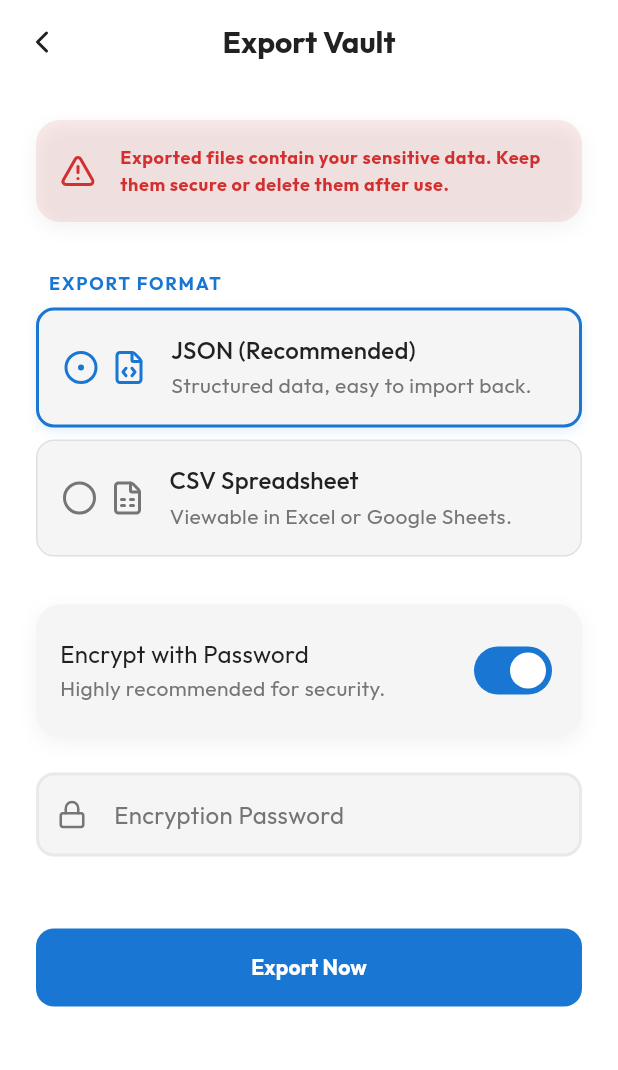
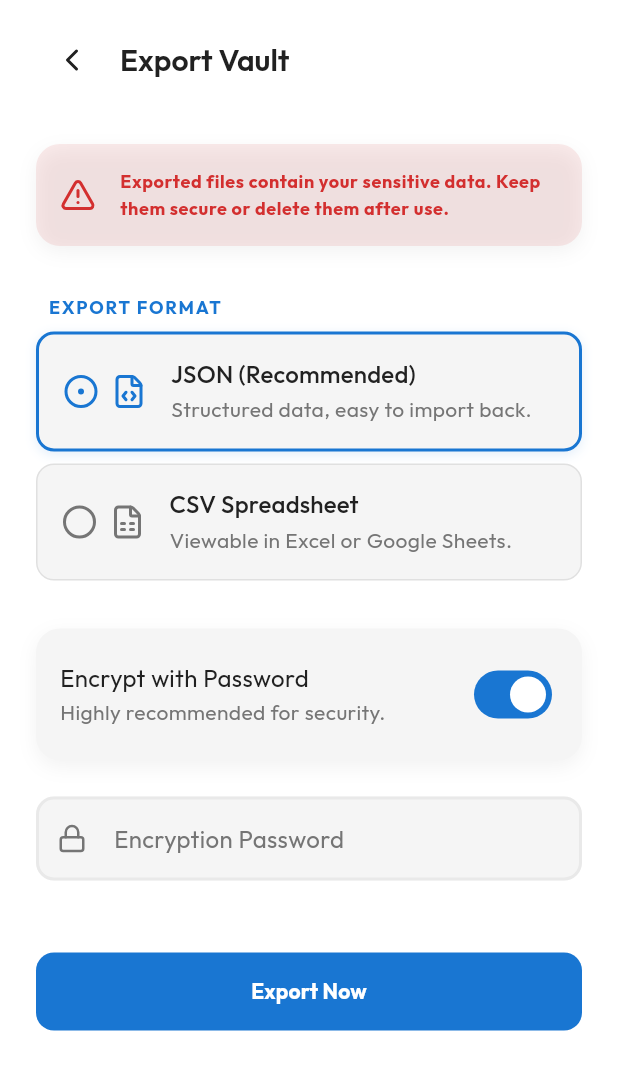
Before and after one commit to dhruvanbhalara/PassVault, a Flutter app: the SettingsScreen screen opened by its route, after a tap on "Export Vault", on a phone screen of 412 x 824 dp. Shown: the top 1070 px of the screen. Run offline on Flutter 3.47's test engine with Material 3 defaults, Android fonts, the phone set to English and light mode, and no system bars; our stand-ins replace csv, equatable, file_picker, flutter_bloc, flutter_secure_storage, get_it and 7 more; missing offline and left inert: file_saver, password_engine, pointycastle; accounts and stored records are empty.

Commit message:
feat: animated bottom nav and page headers

```diff
--- /dev/null
+++ b/lib/core/design_system/components/common/page_header.dart
@@ -0,0 +1,66 @@
+import 'package:flutter/material.dart';
+import 'package:lucide_icons_flutter/lucide_icons.dart';
+import 'package:passvault/core/design_system/theme/theme.dart';
+
+class PageHeader extends StatelessWidget {
+  final String title;
+  final String? subtitle;
+  final bool showBack;
+  final VoidCallback? onBack;
+  final Widget? trailing;
+
+  const PageHeader({
+    super.key,
+    required this.title,
+    this.subtitle,
+    this.showBack = false,
+    this.onBack,
+    this.trailing,
+  });
+
+  @override
+  Widget build(BuildContext context) {
+    final typography = context.typography;
+    final colors = context.theme;
+    final hasSubtitle = subtitle != null && subtitle!.isNotEmpty;
+
+    return Row(
+      crossAxisAlignment: hasSubtitle
+          ? CrossAxisAlignment.start
+          : CrossAxisAlignment.center,
+      children: [
+        if (showBack)
+          IconButton(
+            tooltip: MaterialLocalizations.of(context).backButtonTooltip,
+            icon: const Icon(LucideIcons.chevronLeft),
+            color: colors.onSurface,
+            onPressed: onBack ?? () => Navigator.of(context).maybePop(),
+          )
+        else
+          const SizedBox(width: AppSpacing.s),
+        const SizedBox(width: AppSpacing.s),
+        Expanded(
+          child: Column(
+            crossAxisAlignment: CrossAxisAlignment.start,
+            children: [
+              Text(title, style: typography.headlineSmall),
+              if (hasSubtitle) ...[
+                const SizedBox(height: AppSpacing.xs),
+                Text(
+                  subtitle!,
+                  style: typography.bodyMedium?.copyWith(
+                    color: colors.onSurface.withValues(alpha: 0.7),
+                  ),
+                ),
+              ],
+            ],
+          ),
+        ),
+        if (trailing != null) ...[
+          const SizedBox(width: AppSpacing.s),
+          trailing!,
+        ],
+      ],
+    );
+  }
+}
--- a/lib/core/design_system/components/components.dart
+++ b/lib/core/design_system/components/components.dart
@@ -14,6 +14,7 @@ export 'common/app_icon_badge.dart';
 export 'common/app_list_option.dart';
 export 'common/app_radio_option_card.dart';
 export 'common/app_section_header.dart';
+export 'common/page_header.dart';
 export 'common/password_strength_widget.dart';
 export 'common/strategy_option_tile.dart';
 // Feedback
--- a/lib/features/generator/presentation/generator_screen.dart
+++ b/lib/features/generator/presentation/generator_screen.dart
@@ -7,47 +7,34 @@ import 'package:passvault/features/generator/presentation/bloc/generator/generat
 
 import 'widgets/generator_sections.dart';
 
-class GeneratorScreen extends StatefulWidget {
+class GeneratorScreen extends StatelessWidget {
   const GeneratorScreen({super.key});
-
-  @override
-  State<GeneratorScreen> createState() => _GeneratorViewState();
-}
-
-class _GeneratorViewState extends State<GeneratorScreen> {
-  late ScrollController _scrollController;
-
-  @override
-  void initState() {
-    super.initState();
-    _scrollController = ScrollController();
-  }
-
-  @override
-  void dispose() {
-    _scrollController.dispose();
-    super.dispose();
-  }
 
   @override
   Widget build(BuildContext context) {
     return Scaffold(
       floatingActionButton: FloatingActionButton(
         key: const Key('generator_generate_fab'),
+        heroTag: 'generator_generate_fab',
         onPressed: () =>
             context.read<GeneratorBloc>().add(const GeneratorRequested()),
         child: const Icon(LucideIcons.refreshCw),
       ),
       body: CustomScrollView(
-        controller: _scrollController,
         slivers: [
-          SliverAppBar(
-            centerTitle: true,
-            title: Text(context.l10n.passwordGenerator),
-            floating: true,
-            pinned: true,
-            scrolledUnderElevation: 0,
-            backgroundColor: context.theme.background,
+          SliverToBoxAdapter(
+            child: SafeArea(
+              bottom: false,
+              child: Padding(
+                padding: const EdgeInsets.fromLTRB(
+                  AppSpacing.l,
+                  AppSpacing.m,
+                  AppSpacing.l,
+                  AppSpacing.s,
+                ),
+                child: PageHeader(title: context.l10n.passwordGenerator),
+              ),
+            ),
           ),
           BlocBuilder<GeneratorBloc, GeneratorState>(
             builder: (context, state) {
--- a/lib/features/home/presentation/home_screen.dart
+++ b/lib/features/home/presentation/home_screen.dart
@@ -17,23 +17,29 @@ class HomeScreen extends StatelessWidget {
 
   @override
   Widget build(BuildContext context) {
-    final theme = context.theme;
     final l10n = context.l10n;
     return Scaffold(
       floatingActionButton: FloatingActionButton(
         key: const Key('home_add_password_fab'),
+        heroTag: 'home_add_password_fab',
         onPressed: () => context.push(AppRoutes.addPassword),
         child: const Icon(LucideIcons.plus),
       ),
       body: CustomScrollView(
         slivers: [
-          SliverAppBar(
-            centerTitle: true,
-            title: Text(l10n.vault),
-            floating: true,
-            pinned: true,
-            scrolledUnderElevation: 0,
-            backgroundColor: theme.background,
+          SliverToBoxAdapter(
+            child: SafeArea(
+              bottom: false,
+              child: Padding(
+                padding: const EdgeInsets.fromLTRB(
+                  AppSpacing.l,
+                  AppSpacing.m,
+                  AppSpacing.l,
+                  AppSpacing.s,
+                ),
+                child: PageHeader(title: l10n.vault),
+              ),
+            ),
           ),
           BlocBuilder<PasswordBloc, PasswordState>(
             builder: (context, state) {
--- a/lib/features/password_manager/presentation/export_vault_screen.dart
+++ b/lib/features/password_manager/presentation/export_vault_screen.dart
@@ -56,13 +56,23 @@ class _ExportVaultScreenState extends State<ExportVaultScreen> {
       child: Scaffold(
         body: CustomScrollView(
           slivers: [
-            SliverAppBar(
-              centerTitle: true,
-              title: Text(l10n.exportVault),
-              floating: true,
-              pinned: true,
-              scrolledUnderElevation: 0,
-              backgroundColor: theme.background,
+            SliverToBoxAdapter(
+              child: SafeArea(
+                bottom: false,
+                child: Padding(
+                  padding: const EdgeInsets.fromLTRB(
+                    AppSpacing.l,
+                    AppSpacing.m,
+                    AppSpacing.l,
+                    AppSpacing.s,
+                  ),
+                  child: PageHeader(
+                    title: l10n.exportVault,
+                    showBack: true,
+                    onBack: () => Navigator.of(context).maybePop(),
+                  ),
+                ),
+              ),
             ),
             SliverPadding(
               padding: const EdgeInsets.all(AppSpacing.l),
--- a/lib/features/settings/presentation/settings_screen.dart
+++ b/lib/features/settings/presentation/settings_screen.dart
@@ -3,6 +3,7 @@ import 'package:flutter_bloc/flutter_bloc.dart';
 import 'package:go_router/go_router.dart';
 import 'package:lucide_icons_flutter/lucide_icons.dart';
 import 'package:passvault/config/routes/app_routes.dart';
+import 'package:passvault/core/design_system/components/components.dart';
 import 'package:passvault/core/design_system/theme/theme.dart';
 import 'package:passvault/features/password_manager/presentation/bloc/import_export/import_export_bloc.dart';
 import 'package:passvault/features/settings/domain/entities/theme_type.dart';
@@ -65,15 +66,19 @@ class SettingsScreen extends StatelessWidget {
       child: Scaffold(
         body: CustomScrollView(
           slivers: [
-            // App Bar
-            SliverAppBar(
-              centerTitle: true,
-              title: Text(l10n.settings),
-              floating: true,
-              snap: true,
-              pinned: false,
-              scrolledUnderElevation: 0,
-              backgroundColor: theme.background,
+            SliverToBoxAdapter(
+              child: SafeArea(
+                bottom: false,
+                child: Padding(
+                  padding: const EdgeInsets.fromLTRB(
+                    AppSpacing.l,
+                    AppSpacing.m,
+                    AppSpacing.l,
+                    AppSpacing.s,
+                  ),
+                  child: PageHeader(title: l10n.settings),
+                ),
+              ),
             ),
 
             // Security Section
--- a/lib/features/shell/presentation/main_shell.dart
+++ b/lib/features/shell/presentation/main_shell.dart
@@ -2,6 +2,7 @@ import 'package:flutter/material.dart';
 import 'package:flutter_bloc/flutter_bloc.dart';
 import 'package:go_router/go_router.dart';
 import 'package:lucide_icons_flutter/lucide_icons.dart';
+import 'package:passvault/core/design_system/theme/app_animations.dart';
 import 'package:passvault/core/design_system/theme/app_dimensions.dart';
 import 'package:passvault/core/design_system/theme/app_theme_extension.dart';
 import 'package:passvault/features/settings/domain/entities/theme_type.dart';
@@ -94,6 +95,7 @@ class _BottomNavBar extends StatelessWidget {
     final isAmoled = context.isAmoled;
     final themeType = _resolveThemeType(context);
     final l10n = context.l10n;
+    const itemCount = 3;
 
     return SizedBox(
       height: kBottomNavigationBarHeight,
@@ -101,11 +103,41 @@ class _BottomNavBar extends StatelessWidget {
         padding: const EdgeInsets.symmetric(horizontal: AppSpacing.m),
         child: DecoratedBox(
           decoration: _buildDecoration(colors, themeType),
-          child: Row(
-            mainAxisSize: MainAxisSize.min,
-            mainAxisAlignment: MainAxisAlignment.center,
+          child: LayoutBuilder(
+            builder: (context, constraints) {
+              final itemWidth = constraints.maxWidth / itemCount;
+              const indicatorSize = AppIconSize.xxxl;
+              final indicatorOffset =
+                  (itemWidth - indicatorSize) / 2 + itemWidth * currentIndex;
+
+              return Stack(
+                alignment: Alignment.center,
+                children: [
+                  AnimatedPositioned(
+                    duration: AppDuration.slow,
+                    curve: AppCurves.emphasizeEntrance,
+                    left: indicatorOffset,
+                    child: Container(
+                      width: indicatorSize,
+                      height: indicatorSize,
+                      decoration: BoxDecoration(
+                        color: colors.primary.withValues(alpha: 0.16),
+                        shape: BoxShape.circle,
+                        boxShadow: [
+                          BoxShadow(
+                            color: colors.primary.withValues(alpha: 0.25),
+                            blurRadius: 12,
+                            offset: const Offset(0, 4),
+                          ),
+                        ],
+                      ),
+                    ),
+                  ),
+                  Row(
+                    mainAxisAlignment: MainAxisAlignment.spaceBetween,
                     children: [
                       _NavItem(
+                        width: itemWidth,
                         icon: LucideIcons.house,
                         semanticsLabel: l10n.tabSemanticsLabel(l10n.vault),
                         isActive: currentIndex == 0,
@@ -114,6 +146,7 @@ class _BottomNavBar extends StatelessWidget {
                         onTap: () => onTap(0),
                       ),
                       _NavItem(
+                        width: itemWidth,
                         icon: LucideIcons.shield,
                         semanticsLabel: l10n.tabSemanticsLabel(l10n.generator),
                         isActive: currentIndex == 1,
@@ -122,6 +155,7 @@ class _BottomNavBar extends StatelessWidget {
                         onTap: () => onTap(1),
                       ),
                       _NavItem(
+                        width: itemWidth,
                         icon: LucideIcons.settings,
                         semanticsLabel: l10n.tabSemanticsLabel(l10n.settings),
                         isActive: currentIndex == 2,
@@ -130,6 +164,10 @@ class _BottomNavBar extends StatelessWidget {
                         onTap: () => onTap(2),
                       ),
                     ],
+                  ),
+                ],
+              );
+            },
           ),
         ),
       ),
@@ -180,7 +218,7 @@ class _BottomNavBar extends StatelessWidget {
           border: Border.all(color: colors.outline.withValues(alpha: 0.5)),
           boxShadow: [
             BoxShadow(
-              color: Colors.black.withValues(alpha: 0.2),
+              color: colors.cardShadow.color.withValues(alpha: 0.35),
               blurRadius: 10,
               offset: const Offset(0, 4),
             ),
@@ -206,6 +244,7 @@ class _BottomNavBar extends StatelessWidget {
 /// A single bottom navigation item with icon and label.
 class _NavItem extends StatelessWidget {
   const _NavItem({
+    required this.width,
     required this.icon,
     required this.semanticsLabel,
     required this.isActive,
@@ -214,6 +253,7 @@ class _NavItem extends StatelessWidget {
     required this.onTap,
   });
 
+  final double width;
   final IconData icon;
   final String semanticsLabel;
   final bool isActive;
@@ -234,9 +274,21 @@ class _NavItem extends StatelessWidget {
         containedInkWell: true,
         highlightShape: BoxShape.rectangle,
         child: SizedBox(
-          height: 60,
-          width: 80,
-          child: Center(child: Icon(icon, size: 24, color: color)),
+          height: kBottomNavigationBarHeight,
+          width: width,
+          child: Center(
+            child: AnimatedSlide(
+              duration: AppDuration.normal,
+              curve: AppCurves.standard,
+              offset: Offset(0, isActive ? -0.08 : 0),
+              child: AnimatedScale(
+                duration: AppDuration.normal,
+                curve: AppCurves.standard,
+                scale: isActive ? 1.15 : 1,
+                child: Icon(icon, size: 24, color: color),
+              ),
+            ),
+          ),
         ),
       ),
     );
```
Also changed, not shown: lib/core/design_system/components/error/app_error_page.dart (+15 -4 lines), lib/features/password_manager/presentation/add_edit_password_screen.dart (+19 -8 lines), lib/features/password_manager/presentation/duplicate_resolution_screen.dart (+17 -7 lines), lib/features/settings/presentation/screens/strategy_editor_screen.dart (+40 -10 lines), lib/features/settings/presentation/screens/strategy_screen.dart (+19 -7 lines), 1 other file. Lines whose indentation alone changed are shown as unchanged.
